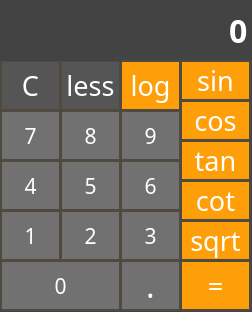
The window that Assignment_17/more_window.ui (omidNomiri/My-python-learning-process) describes before a commit, drawn with Qt 5.
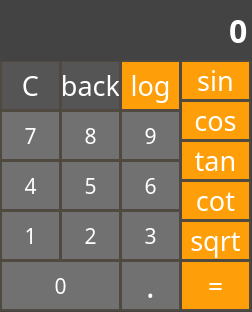
The same window after the commit.

Patch:
```diff
--- a/Assignment_17/more_window.ui
+++ b/Assignment_17/more_window.ui
@@ -339,7 +339,7 @@
 border: 2px solid rgb(79, 73, 64) ;</string>
     </property>
     <property name="text">
-     <string>less</string>
+     <string>back</string>
     </property>
    </widget>
    <widget class="QLineEdit" name="text">
```
Left out of the diff: 2 changed lines with no effect on the pictures.
